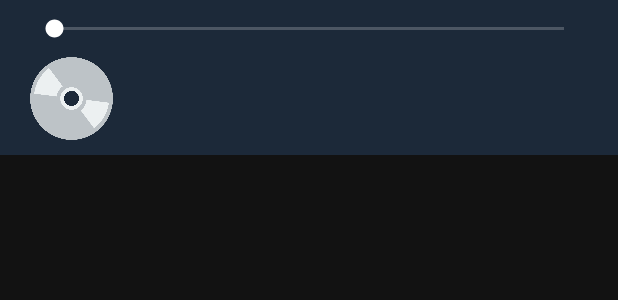
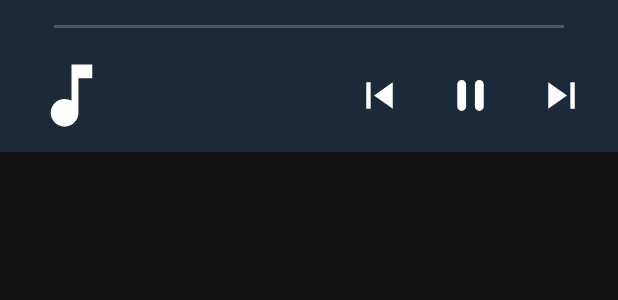
Before and after one commit to SOUMYA788/Music-Player-Apk, an Android app: the layout fragment_now_playing_bottom.xml on its own in the app's theme, with its tools: preview values and no code run, on a phone screen of 412 x 824 dp. Shown: the top 300 px of the screen. Run offline under Robolectric (Android 15) with nearby library versions, the light colour scheme and no system bars.

Commit message:
Update UI

```diff
--- a/app/src/main/res/drawable/ic_music.xml
+++ b/app/src/main/res/drawable/ic_music.xml
@@ -3,7 +3,7 @@
     android:height="24dp"
     android:viewportWidth="24"
     android:viewportHeight="24"
-    android:tint="?attr/colorControlNormal">
+    android:tint="@color/white">
   <path
       android:fillColor="@android:color/white"
       android:pathData="M12,3v10.55c-0.59,-0.34 -1.27,-0.55 -2,-0.55 -2.21,0 -4,1.79 -4,4s1.79,4 4,4 4,-1.79 4,-4V7h4V3h-6z"/>
--- a/app/src/main/res/layout/fragment_now_playing_bottom.xml
+++ b/app/src/main/res/layout/fragment_now_playing_bottom.xml
@@ -25,7 +25,9 @@
             android:layout_width="match_parent"
             android:layout_height="wrap_content"
             android:layout_marginBottom="10dp"
-            android:thumbTint="@color/white"/>
+            android:thumbTint="@color/white"
+            android:thumb="@android:color/transparent"
+            android:clickable="false"/>
 
         <LinearLayout
             android:layout_width="match_parent"
@@ -41,7 +43,7 @@
                 android:contentDescription="@string/music_image"
                 android:scaleType="centerCrop"
                 android:layout_marginEnd="20dp"
-                android:background="@drawable/cd_img"/>
+                android:background="@drawable/ic_music"/>
 
             <LinearLayout
                 android:layout_width="120dp"
@@ -90,7 +92,8 @@
                     android:layout_height="35dp"
                     android:layout_gravity="center"
                     android:backgroundTint="@color/white"
-                    android:contentDescription="@string/previous_description" />
+                    android:contentDescription="@string/previous_description"
+                    android:src="@drawable/ic_skip_previous"/>
 
                 <Space
                     android:layout_width="0dp"
@@ -102,7 +105,8 @@
                     android:layout_width="35dp"
                     android:layout_height="35dp"
                     android:backgroundTint="@color/white"
-                    android:contentDescription="@string/play_pause" />
+                    android:contentDescription="@string/play_pause"
+                    android:src="@drawable/ic_round_pause"/>
 
                 <Space
                     android:layout_width="0dp"
@@ -114,7 +118,8 @@
                     android:layout_width="35dp"
                     android:layout_height="35dp"
                     android:backgroundTint="@color/white"
-                    app:layout_constraintTop_toTopOf="parent" />
+                    app:layout_constraintTop_toTopOf="parent"
+                    android:src="@drawable/ic_skip_next"/>
 
             </LinearLayout>
 
```
